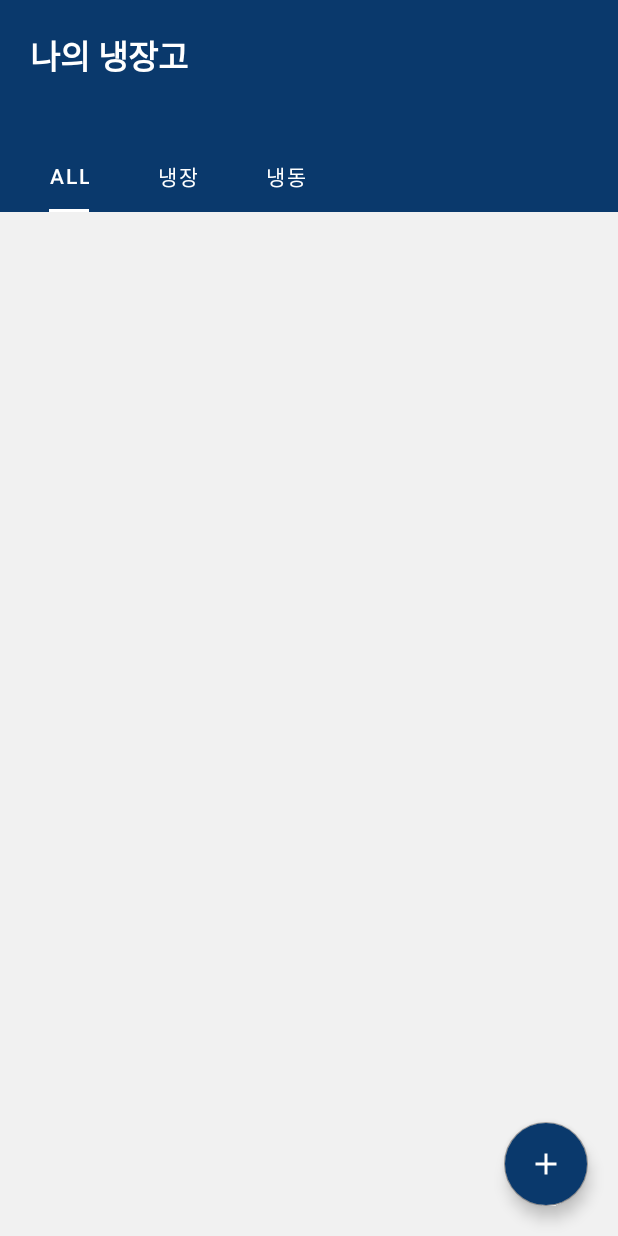
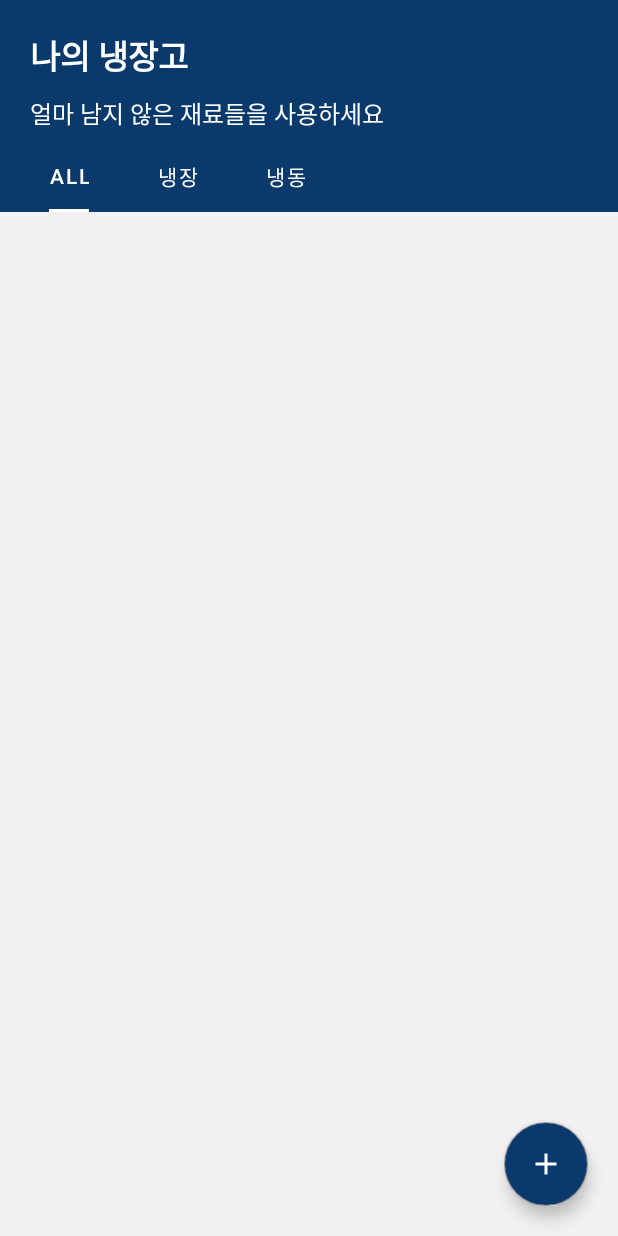
Before and after one commit to yunsuk990/ALNE, an Android app: the layout fragment_fridge.xml on its own in the app's theme, with its tools: preview values and no code run, on a phone screen of 412 x 824 dp. Run offline under Robolectric (Android 15) with nearby library versions, the phone set to English and light mode, and no system bars.

Commit message:
Update Myfridge

```diff
--- a/app/src/main/java/com/example/alne/view/Fridge/CustomDialogDetail.kt
+++ b/app/src/main/java/com/example/alne/view/Fridge/CustomDialogDetail.kt
@@ -140,6 +140,8 @@ class CustomDialogDetail(context: Context, val food: Food, myCustomDialogDetailI
     }
 }
 
+
+// 재료 수정하기(편집)
 interface MyCustomDialogDetailInterface {
-    fun onSubmitBtnClicked(food: Food)
+    fun onSubmitBtnDetailClicked(food: Food)
 }
--- a/app/src/main/java/com/example/alne/view/Fridge/FridgeAdapter.kt
+++ b/app/src/main/java/com/example/alne/view/Fridge/FridgeAdapter.kt
@@ -22,8 +22,9 @@ class FridgeAdapter(): RecyclerView.Adapter<FridgeAdapter.ViewHolder>() {
 
     inner class ViewHolder(val binding: ItemFridgeBinding): RecyclerView.ViewHolder(binding.root){
         fun bind(food: Food){
+            var date = food.exp!!.split(" ")
             binding.itemFridgeTitleTv.text = food.name
-            binding.itemFridgeExpireTv.text = food.exp
+            binding.itemFridgeExpireTv.text = date[0]+" 까지"
             binding.itemFridgeIv.setImageResource(R.drawable.bibimbap)
         }
     }
--- a/app/src/main/java/com/example/alne/view/Recipe/RecipeDetailActivity.kt
+++ b/app/src/main/java/com/example/alne/view/Recipe/RecipeDetailActivity.kt
@@ -15,7 +15,7 @@ import com.google.gson.Gson
 class RecipeDetailActivity : AppCompatActivity() {
 
     lateinit var binding: ActivityRecipeDetailBinding
-    private val information = arrayListOf("재료", "순서 및 후기","참고 영상")
+    private val information = arrayListOf("순서 및 후기", "재료","참고 영상")
     override fun onCreate(savedInstanceState: Bundle?) {
         super.onCreate(savedInstanceState)
         binding = ActivityRecipeDetailBinding.inflate(layoutInflater)
--- a/app/src/main/res/layout/activity_recipe_detail.xml
+++ b/app/src/main/res/layout/activity_recipe_detail.xml
@@ -279,12 +279,12 @@
             <com.google.android.material.tabs.TabItem
                 android:layout_width="wrap_content"
                 android:layout_height="wrap_content"
-                android:text="재료" />
+                android:text="순서 및 후기" />
 
             <com.google.android.material.tabs.TabItem
                 android:layout_width="wrap_content"
                 android:layout_height="wrap_content"
-                android:text="순서 및 후기" />
+                android:text="재료" />
 
             <com.google.android.material.tabs.TabItem
                 android:layout_width="wrap_content"
--- a/app/src/main/res/layout/fragment_fridge.xml
+++ b/app/src/main/res/layout/fragment_fridge.xml
@@ -18,6 +18,16 @@
         app:layout_constraintTop_toTopOf="parent"
         android:layout_width="wrap_content"
         android:layout_height="wrap_content"/>
+
+    <TextView
+        android:layout_width="wrap_content"
+        android:layout_height="wrap_content"
+        android:text="얼마 남지 않은 재료들을 사용하세요"
+        android:textColor="@color/white"
+        android:textSize="16sp"
+        android:layout_marginTop="10dp"
+        app:layout_constraintStart_toStartOf="@+id/fridge_title_tv"
+        app:layout_constraintTop_toBottomOf="@+id/fridge_title_tv" />
 
 
     <com.google.android.material.tabs.TabLayout
--- a/app/src/main/res/layout/item_food_detail.xml
+++ b/app/src/main/res/layout/item_food_detail.xml
@@ -5,8 +5,7 @@
     android:id="@+id/foodDialog"
     android:background="@drawable/dialog_border"
     android:layout_width="match_parent"
-    android:layout_height="wrap_content"
-    tools:context=".view.Fridge.FoodActivity">
+    android:layout_height="wrap_content">
 
 
     <androidx.cardview.widget.CardView
--- a/app/src/main/res/layout/item_foodadd.xml
+++ b/app/src/main/res/layout/item_foodadd.xml
@@ -5,8 +5,7 @@
     android:id="@+id/foodDialog"
     android:background="@drawable/dialog_border"
     android:layout_width="match_parent"
-    android:layout_height="wrap_content"
-    tools:context=".view.Fridge.FoodActivity">
+    android:layout_height="wrap_content">
 
 
     <androidx.cardview.widget.CardView
```
Also changed, not shown: app/src/main/java/com/example/alne/view/Fridge/CustomDialogAdd.kt (+9 -4 lines), app/src/main/java/com/example/alne/view/Fridge/FoodActivity.kt (deleted, +0 -23 lines), app/src/main/java/com/example/alne/view/Fridge/FridgeAllFragment.kt (+15 -7 lines), app/src/main/java/com/example/alne/view/Fridge/FridgeFragment.kt (+9 -1 lines), app/src/main/java/com/example/alne/viewmodel/FridgeViewModel.kt (+6 -4 lines).
